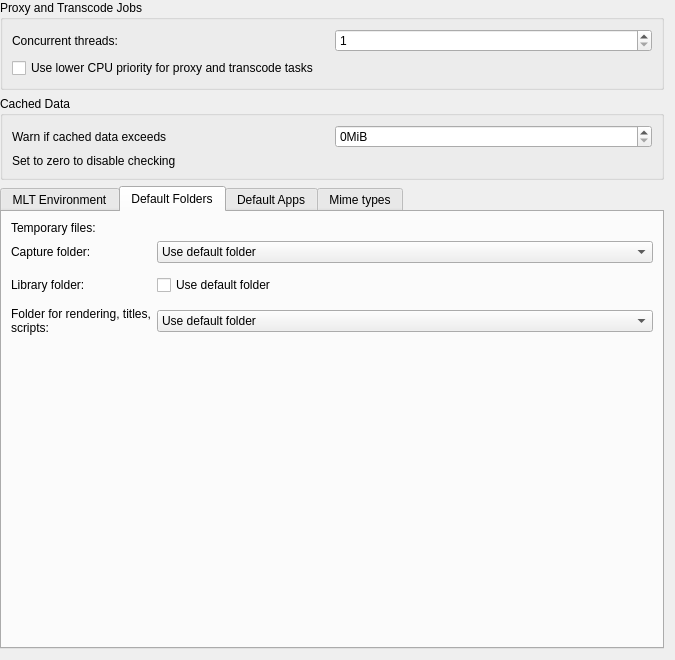
Old version of the form src/ui/configenv_ui.ui in the repository KDE/kdenlive.
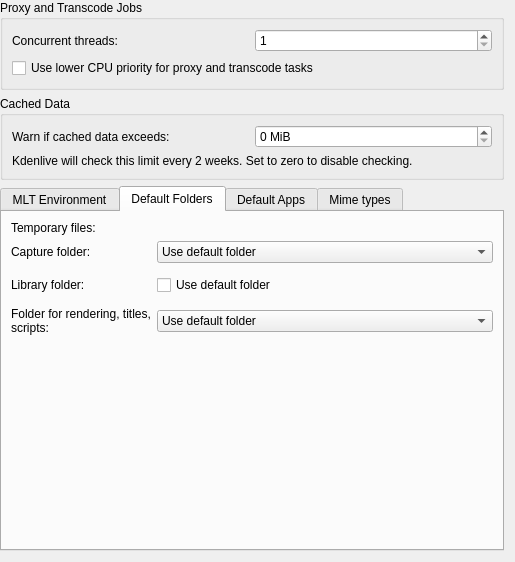
New version of the form. Custom widgets are drawn as their Qt base class.

What changed in the file:
```diff
--- a/src/ui/configenv_ui.ui
+++ b/src/ui/configenv_ui.ui
@@ -6,8 +6,8 @@
    <rect>
     <x>0</x>
     <y>0</y>
-    <width>675</width>
-    <height>660</height>
+    <width>515</width>
+    <height>562</height>
    </rect>
   </property>
   <property name="sizePolicy">
@@ -68,7 +68,7 @@
       <item row="0" column="0">
        <widget class="QLabel" name="label_17">
         <property name="text">
-         <string>Warn if cached data exceeds</string>
+         <string>Warn if cached data exceeds:</string>
         </property>
        </widget>
       </item>
@@ -81,7 +81,7 @@
          </sizepolicy>
         </property>
         <property name="suffix">
-         <string>MiB</string>
+         <string> MiB</string>
         </property>
         <property name="minimum">
          <number>0</number>
@@ -94,7 +94,7 @@
       <item row="1" column="0" colspan="2">
        <widget class="QLabel" name="label_18">
         <property name="text">
-         <string>Set to zero to disable checking</string>
+         <string>Kdenlive will check this limit every 2 weeks. Set to zero to disable checking.</string>
         </property>
        </widget>
       </item>
```
